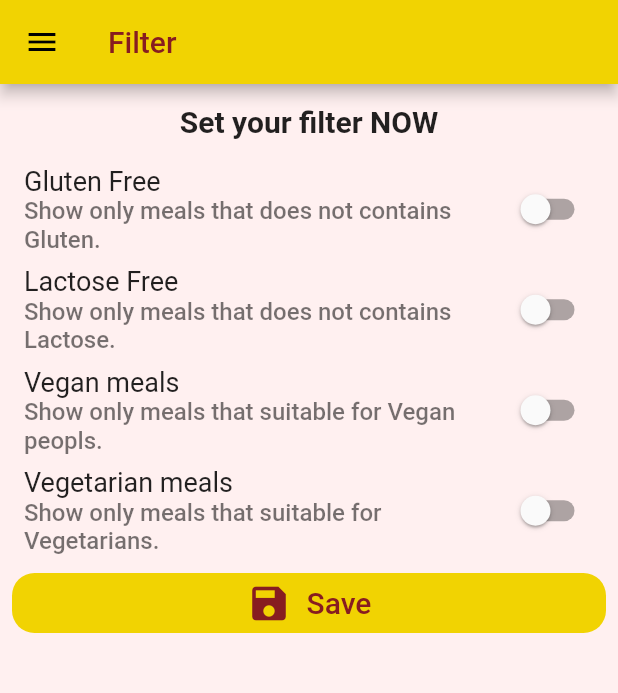
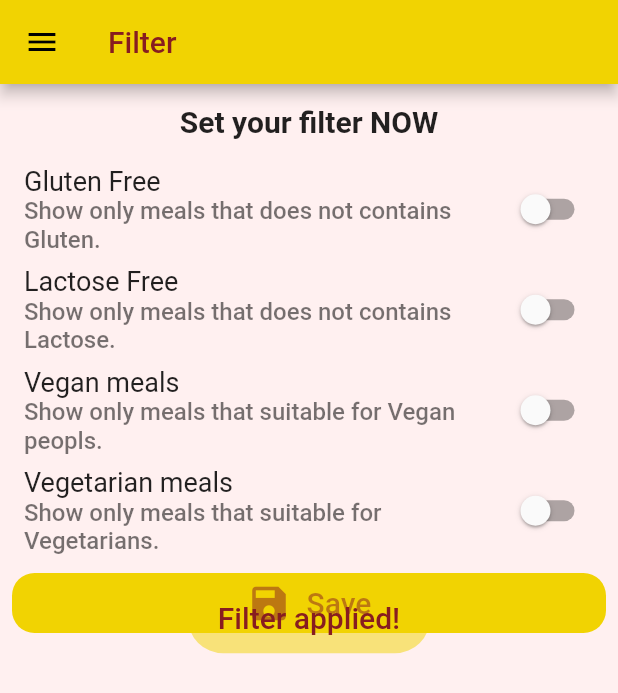
Before and after one commit to mohannadalnono/RestaurantApp, a Flutter app: the FilterScreen screen opened by its route, after a tap on "Save", on a phone screen of 412 x 824 dp. Shown: the top 693 px of the screen. Run offline on Flutter 3.47's test engine with Material 2 defaults, Android fonts, the phone set to English and light mode, and no system bars; our stand-ins replace fluttertoast.

Commit message:
Update filter_screen.dart

```diff
--- a/lib/screens/filter_screen.dart
+++ b/lib/screens/filter_screen.dart
@@ -1,3 +1,4 @@
+import 'package:fluttertoast/fluttertoast.dart';
 import 'package:flutter/material.dart';
 import 'package:meal_app/main.dart';
 import 'package:meal_app/models/meal.dart';
@@ -117,6 +118,15 @@ class _FilterScreenState extends State<FilterScreen> {
                     };
                     //TODO :: ADD TOAST NOTIFICATION
                     widget.saveFilters(selctedFilter);
+
+                    Fluttertoast.showToast(
+                      msg: 'Filter applied!',
+                      fontSize: 20,
+                      textColor: Color.fromRGBO(135, 29, 32, 1),
+                      backgroundColor: Color.fromRGBO(241, 211, 2, 0.5),
+                      toastLength: Toast.LENGTH_SHORT,
+                      gravity: ToastGravity.CENTER,
+                    );
                   },
                   child: Container(
                     height: 40,
```
